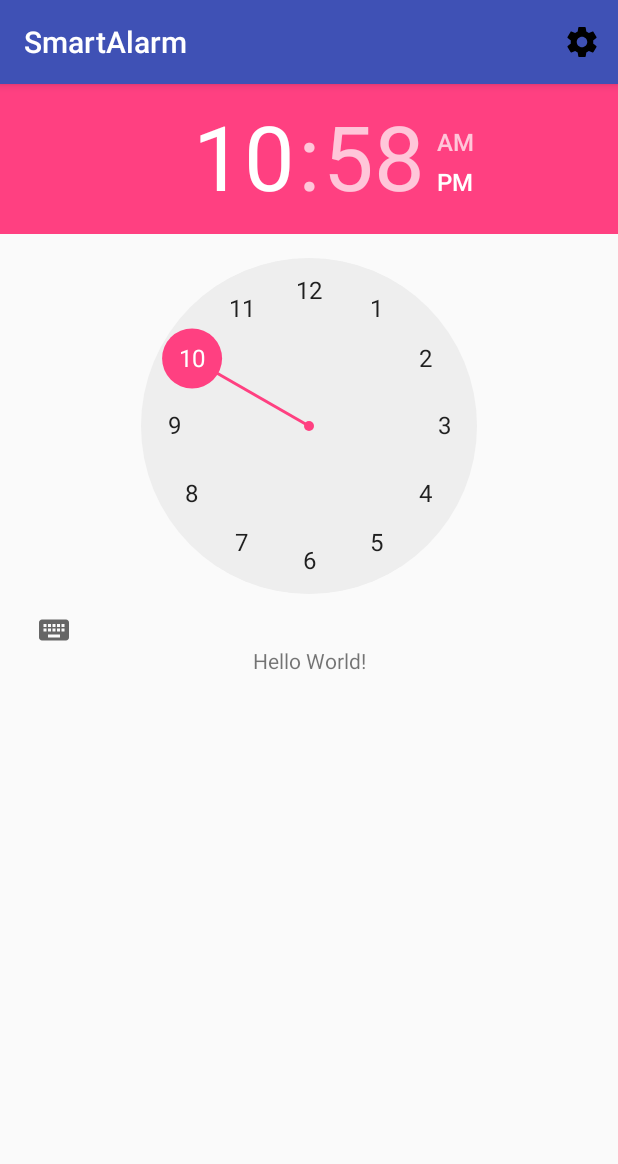
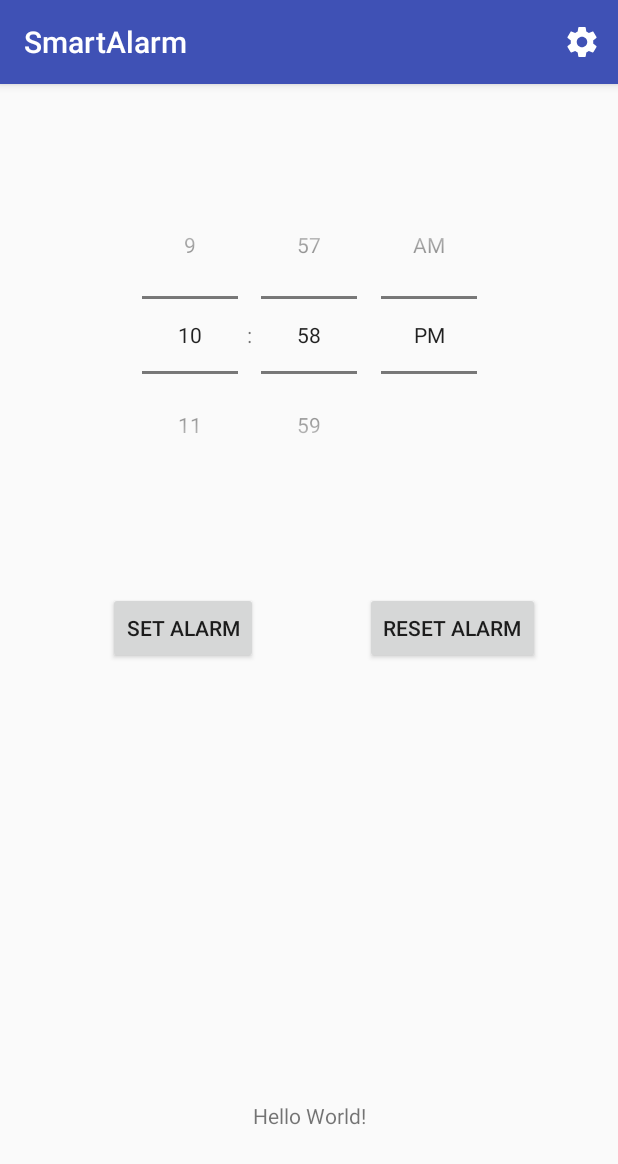
Before and after one commit to TomStanley95/CP3406UtilityApp, an Android app: the screen it shows after launch (MainActivity), on a phone screen of 412 x 824 dp. Shown: the top 1164 px of the screen. Run offline under Robolectric (Android 15) with nearby library versions, the phone set to English and light mode, and no system bars.

```diff
--- a/app/src/main/java/com/example/admin/smartclock/MainActivity.java
+++ b/app/src/main/java/com/example/admin/smartclock/MainActivity.java
@@ -1,6 +1,7 @@
 package com.example.admin.smartclock;
 
 import android.content.Intent;
+import android.content.SharedPreferences;
 import android.os.Bundle;
 import android.preference.PreferenceManager;
 import android.support.v7.app.AppCompatActivity;
@@ -16,7 +17,20 @@ public class MainActivity extends AppCompatActivity {
         setContentView(R.layout.activity_main);
         Toolbar toolbar = (Toolbar) findViewById(R.id.toolbar);
         setSupportActionBar(toolbar);
+
+        SharedPreferences sharedPreferences = PreferenceManager.getDefaultSharedPreferences(this);
+        String alarmIntervalString = sharedPreferences.getString("alarmInterval", null);
+
+        if (alarmIntervalString == null){
+            return;
+        }else  if (alarmIntervalString.equals("0")){
+            String defaultInterval = "10";
+            sharedPreferences.edit().putString("alarmInterval",defaultInterval).apply();
+        }
+
         PreferenceManager.setDefaultValues(this, R.xml.preferences,false);
+
+
 
 
     }
--- a/app/src/main/java/com/example/admin/smartclock/MainActivityFragment.java
+++ b/app/src/main/java/com/example/admin/smartclock/MainActivityFragment.java
@@ -1,5 +1,7 @@
 package com.example.admin.smartclock;
 
+import android.drm.DrmStore;
+import android.net.wifi.p2p.WifiP2pManager;
 import android.support.v4.app.Fragment;
 import android.os.Bundle;
 import android.view.LayoutInflater;
@@ -9,7 +11,7 @@ import android.view.ViewGroup;
 /**
  * A placeholder fragment containing a simple view.
  */
-public class MainActivityFragment extends Fragment {
+public class MainActivityFragment extends Fragment implements  View.OnClickListener{
 
     public MainActivityFragment() {
     }
@@ -19,4 +21,5 @@ public class MainActivityFragment extends Fragment {
                              Bundle savedInstanceState) {
         return inflater.inflate(R.layout.fragment_main, container, false);
     }
+
 }
--- a/app/src/main/res/drawable/ic_settings_24dp.xml
+++ b/app/src/main/res/drawable/ic_settings_24dp.xml
@@ -4,6 +4,6 @@
         android:viewportWidth="24.0"
         android:viewportHeight="24.0">
     <path
-        android:fillColor="#FF000000"
+        android:fillColor="#FFFFFFFF"
         android:pathData="M19.43,12.98c0.04,-0.32 0.07,-0.64 0.07,-0.98s-0.03,-0.66 -0.07,-0.98l2.11,-1.65c0.19,-0.15 0.24,-0.42 0.12,-0.64l-2,-3.46c-0.12,-0.22 -0.39,-0.3 -0.61,-0.22l-2.49,1c-0.52,-0.4 -1.08,-0.73 -1.69,-0.98l-0.38,-2.65C14.46,2.18 14.25,2 14,2h-4c-0.25,0 -0.46,0.18 -0.49,0.42l-0.38,2.65c-0.61,0.25 -1.17,0.59 -1.69,0.98l-2.49,-1c-0.23,-0.09 -0.49,0 -0.61,0.22l-2,3.46c-0.13,0.22 -0.07,0.49 0.12,0.64l2.11,1.65c-0.04,0.32 -0.07,0.65 -0.07,0.98s0.03,0.66 0.07,0.98l-2.11,1.65c-0.19,0.15 -0.24,0.42 -0.12,0.64l2,3.46c0.12,0.22 0.39,0.3 0.61,0.22l2.49,-1c0.52,0.4 1.08,0.73 1.69,0.98l0.38,2.65c0.03,0.24 0.24,0.42 0.49,0.42h4c0.25,0 0.46,-0.18 0.49,-0.42l0.38,-2.65c0.61,-0.25 1.17,-0.59 1.69,-0.98l2.49,1c0.23,0.09 0.49,0 0.61,-0.22l2,-3.46c0.12,-0.22 0.07,-0.49 -0.12,-0.64l-2.11,-1.65zM12,15.5c-1.93,0 -3.5,-1.57 -3.5,-3.5s1.57,-3.5 3.5,-3.5 3.5,1.57 3.5,3.5 -1.57,3.5 -3.5,3.5z"/>
 </vector>
--- a/app/src/main/res/layout/fragment_main.xml
+++ b/app/src/main/res/layout/fragment_main.xml
@@ -7,20 +7,59 @@
     tools:context="com.example.admin.smartclock.MainActivityFragment"
     tools:showIn="@layout/activity_main">
 
+    <TimePicker
+        android:id="@+id/timePicker"
+        android:layout_width="298dp"
+        android:layout_height="269dp"
+        android:layout_marginBottom="8dp"
+        android:layout_marginEnd="8dp"
+        android:layout_marginStart="8dp"
+        android:layout_marginTop="8dp"
+        android:clickable="false"
+        android:timePickerMode="spinner"
+        app:layout_constraintBottom_toBottomOf="parent"
+        app:layout_constraintEnd_toEndOf="parent"
+        app:layout_constraintStart_toStartOf="parent"
+        app:layout_constraintTop_toTopOf="parent"
+        app:layout_constraintVertical_bias="0.111" />
+
     <TextView
+        android:id="@+id/statusText"
         android:layout_width="wrap_content"
         android:layout_height="wrap_content"
+        android:layout_marginBottom="8dp"
         android:text="Hello World!"
         app:layout_constraintBottom_toBottomOf="parent"
         app:layout_constraintLeft_toLeftOf="parent"
         app:layout_constraintRight_toRightOf="parent"
-        app:layout_constraintTop_toTopOf="parent" />
+        app:layout_constraintTop_toTopOf="parent"
+        app:layout_constraintVertical_bias="0.915" />
 
-    <TimePicker
-        android:id="@+id/timePicker"
+    <Button
+        android:id="@+id/setAlarmButton"
         android:layout_width="wrap_content"
         android:layout_height="wrap_content"
-        tools:layout_editor_absoluteX="0dp"
-        tools:layout_editor_absoluteY="0dp" />
+        android:layout_marginBottom="8dp"
+        android:layout_marginStart="72dp"
+        android:layout_marginTop="8dp"
+        android:text="@string/set_alarm"
+        app:layout_constraintBottom_toTopOf="@+id/textView"
+        app:layout_constraintStart_toStartOf="parent"
+        app:layout_constraintTop_toBottomOf="@+id/timePicker"
+        app:layout_constraintVertical_bias="0.02" />
+
+    <Button
+        android:id="@+id/resetAlarmButton"
+        android:layout_width="wrap_content"
+        android:layout_height="wrap_content"
+        android:layout_marginBottom="8dp"
+        android:layout_marginEnd="52dp"
+        android:layout_marginTop="8dp"
+        android:text="@string/reset_alarm"
+        app:layout_constraintBottom_toTopOf="@+id/textView"
+        app:layout_constraintEnd_toEndOf="parent"
+        app:layout_constraintTop_toBottomOf="@+id/timePicker"
+        app:layout_constraintVertical_bias="0.02" />
+
 
 </android.support.constraint.ConstraintLayout>
--- a/app/src/main/res/values/strings.xml
+++ b/app/src/main/res/values/strings.xml
@@ -4,4 +4,6 @@
     <string name="title_activity_settings">SettingsActivity</string>
     <string name="number_of_alarms_summary">select how many alarms to create to help you wake up.</string>
     <string name="alarm_interval_summary">Select the interval in minutes between each alarm</string>
+    <string name="set_alarm">Set Alarm</string>
+    <string name="reset_alarm">Reset Alarm</string>
 </resources>
--- a/app/src/main/res/xml/preferences.xml
+++ b/app/src/main/res/xml/preferences.xml
@@ -1,17 +1,18 @@
 <?xml version="1.0" encoding="utf-8"?>
-<PreferenceScreen xmlns:android="http://schemas.android.com/apk/res/android">
+<PreferenceScreen xmlns:tools="http://schemas.android.com/tools"
+    xmlns:android="http://schemas.android.com/apk/res/android">
 
     <ListPreference
         android:defaultValue="1"
         android:entries="@array/number_of_alarms"
         android:entryValues="@array/number_of_alarms"
-        android:key="list_preference_1"
+        android:key="alarmAmount"
         android:summary="@string/number_of_alarms_summary"
         android:title="Number of Alarms to Set" />
     <EditTextPreference
         android:defaultValue="10"
         android:inputType="number"
-        android:key="alarm_interval_preference"
+        android:key="alarmInterval"
         android:selectAllOnFocus="true"
         android:singleLine="true"
         android:summary="@string/alarm_interval_summary"
```
Also changed, not shown: app/src/main/java/com/example/admin/smartclock/SettingsActivityFragment.java (+46 -8 lines).
